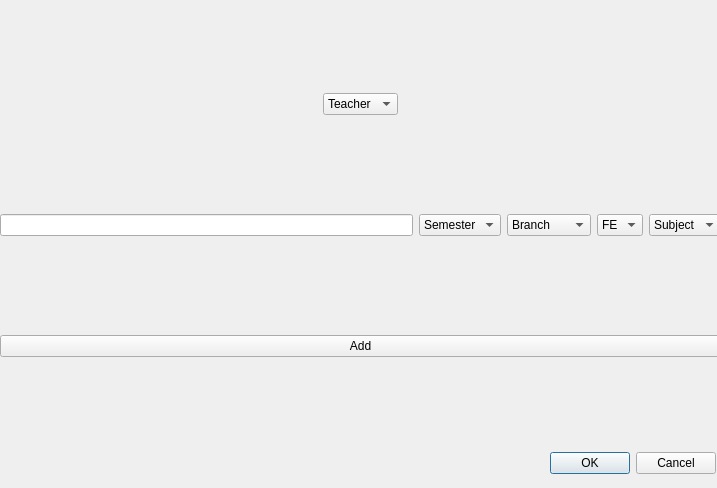
The window that converter/teacherdialog.ui (asdoc/timetable-generator) describes before a commit, drawn with Qt 5.
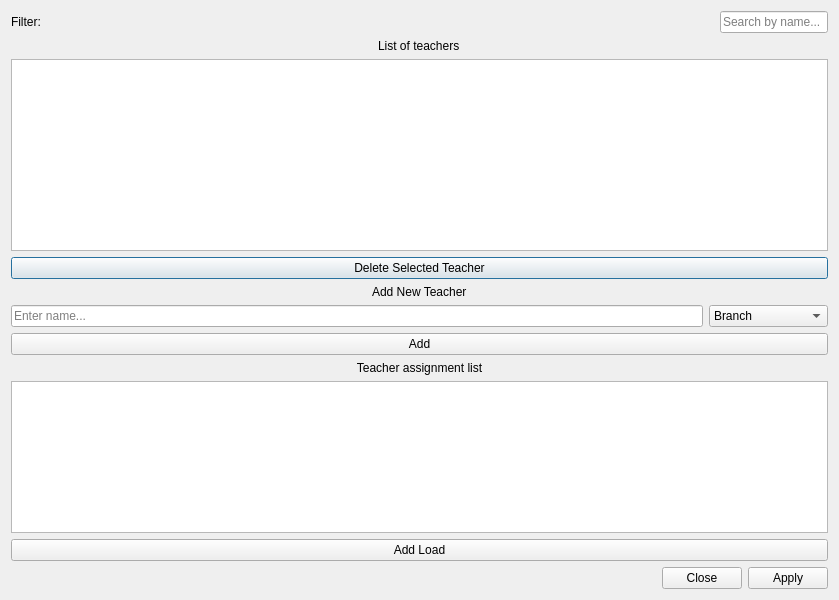
The same window after the commit.

The edit to the form file:
```diff
--- a/converter/teacherdialog.ui
+++ b/converter/teacherdialog.ui
@@ -6,52 +6,69 @@
    <rect>
     <x>0</x>
     <y>0</y>
-    <width>717</width>
-    <height>488</height>
+    <width>839</width>
+    <height>600</height>
    </rect>
   </property>
   <property name="windowTitle">
    <string>Dialog</string>
   </property>
-  <widget class="QDialogButtonBox" name="buttonBox">
-   <property name="geometry">
-    <rect>
-     <x>540</x>
-     <y>450</y>
-     <width>176</width>
-     <height>27</height>
-    </rect>
-   </property>
-   <property name="orientation">
-    <enum>Qt::Horizontal</enum>
-   </property>
-   <property name="standardButtons">
-    <set>QDialogButtonBox::Cancel|QDialogButtonBox::Ok</set>
-   </property>
-  </widget>
-  <widget class="QWidget" name="">
-   <property name="geometry">
-    <rect>
-     <x>0</x>
-     <y>0</y>
-     <width>721</width>
-     <height>451</height>
-    </rect>
-   </property>
    <layout class="QVBoxLayout" name="verticalLayout">
-    <item alignment="Qt::AlignHCenter">
-     <widget class="QComboBox" name="comboBox">
+   <item>
+    <layout class="QHBoxLayout" name="horizontalLayout_2">
+     <item>
+      <widget class="QLabel" name="label_4">
+       <property name="text">
+        <string>Filter:</string>
+       </property>
+      </widget>
+     </item>
+     <item>
+      <widget class="QLineEdit" name="filter_lbl">
       <property name="sizePolicy">
        <sizepolicy hsizetype="Fixed" vsizetype="Fixed">
         <horstretch>0</horstretch>
         <verstretch>0</verstretch>
        </sizepolicy>
       </property>
+       <property name="placeholderText">
+        <string>Search by name...</string>
+       </property>
+      </widget>
+     </item>
+    </layout>
+   </item>
+   <item alignment="Qt::AlignHCenter">
+    <widget class="QLabel" name="label">
+     <property name="text">
+      <string>List of teachers</string>
+     </property>
+    </widget>
+   </item>
       <item>
+    <widget class="QTableView" name="tableView">
+     <property name="sizePolicy">
+      <sizepolicy hsizetype="MinimumExpanding" vsizetype="MinimumExpanding">
+       <horstretch>0</horstretch>
+       <verstretch>0</verstretch>
+      </sizepolicy>
+     </property>
+    </widget>
+   </item>
+   <item>
+    <layout class="QVBoxLayout" name="verticalLayout_2">
+     <item>
+      <widget class="QPushButton" name="delete_button">
        <property name="text">
-        <string>Teacher</string>
+        <string>Delete Selected Teacher</string>
        </property>
-      </item>
+      </widget>
+     </item>
+     <item alignment="Qt::AlignHCenter">
+      <widget class="QLabel" name="label_3">
+       <property name="text">
+        <string>Add New Teacher</string>
+       </property>
      </widget>
     </item>
     <item>
@@ -61,25 +78,12 @@
         <property name="toolTip">
          <string>&lt;html&gt;&lt;head/&gt;&lt;body&gt;&lt;p&gt;Name&lt;/p&gt;&lt;/body&gt;&lt;/html&gt;</string>
         </property>
-       </widget>
-      </item>
-      <item>
-       <widget class="QComboBox" name="sem_combo">
-        <item>
          <property name="text">
-          <string>Semester</string>
+          <string/>
          </property>
-        </item>
-        <item>
-         <property name="text">
-          <string>Sem-1</string>
+         <property name="placeholderText">
+          <string>Enter name...</string>
          </property>
-        </item>
-        <item>
-         <property name="text">
-          <string>Sem-2</string>
-         </property>
-        </item>
        </widget>
       </item>
       <item>
@@ -89,6 +93,11 @@
           <string>Branch</string>
          </property>
         </item>
+         <item>
+          <property name="text">
+           <string>Applied Science</string>
+          </property>
+         </item>
         <item>
          <property name="text">
           <string>Computer</string>
@@ -106,50 +115,49 @@
         </item>
        </widget>
       </item>
-      <item>
-       <widget class="QComboBox" name="year_combo">
-        <item>
-         <property name="text">
-          <string>FE</string>
-         </property>
-        </item>
-        <item>
-         <property name="text">
-          <string>SE</string>
-         </property>
-        </item>
-        <item>
-         <property name="text">
-          <string>TE</string>
-         </property>
-        </item>
-        <item>
-         <property name="text">
-          <string>BE</string>
-         </property>
-        </item>
-       </widget>
-      </item>
-      <item>
-       <widget class="QComboBox" name="subject_combo">
-        <item>
-         <property name="text">
-          <string>Subject</string>
-         </property>
-        </item>
-       </widget>
-      </item>
      </layout>
     </item>
     <item>
-     <widget class="QPushButton" name="pushButton">
+      <widget class="QPushButton" name="add_button">
       <property name="text">
        <string>Add</string>
       </property>
      </widget>
     </item>
-   </layout>
-  </widget>
+     <item>
+      <widget class="QLabel" name="label_2">
+       <property name="text">
+        <string>&lt;html&gt;&lt;head/&gt;&lt;body&gt;&lt;p align=&quot;center&quot;&gt;Teacher assignment list&lt;/p&gt;&lt;/body&gt;&lt;/html&gt;</string>
+       </property>
+      </widget>
+     </item>
+     <item>
+      <widget class="QTableView" name="tableView_2"/>
+     </item>
+    </layout>
+   </item>
+   <item>
+    <layout class="QHBoxLayout" name="horizontalLayout_3">
+     <item>
+      <widget class="QPushButton" name="add_load_button">
+       <property name="text">
+        <string>Add Load</string>
+       </property>
+      </widget>
+     </item>
+    </layout>
+   </item>
+   <item>
+    <widget class="QDialogButtonBox" name="buttonBox">
+     <property name="orientation">
+      <enum>Qt::Horizontal</enum>
+     </property>
+     <property name="standardButtons">
+      <set>QDialogButtonBox::Apply|QDialogButtonBox::Close</set>
+     </property>
+    </widget>
+   </item>
+  </layout>
  </widget>
  <resources/>
  <connections>
```
Lines whose indentation alone changed are shown as unchanged.
